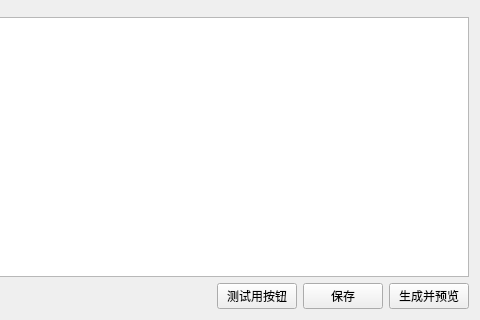
Above: testwidget.ui from Deviluna/MediaIDE_free before the change; both pictures show x 395 to 875 and y 137 to 457 of the 875 by 457 pixel window. Below: the same form after it.
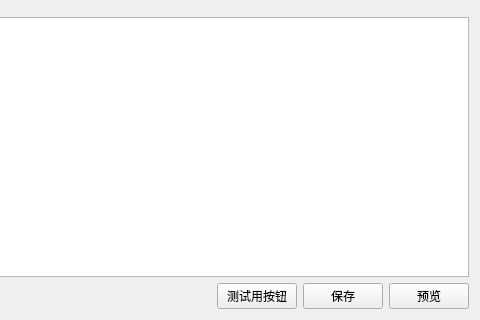
That is the form after the change.

The edit to the form file:
```diff
--- a/testwidget.ui
+++ b/testwidget.ui
@@ -246,7 +246,7 @@
      <item>
       <widget class="QPushButton" name="pushButton_4">
        <property name="text">
-        <string>生成并预览</string>
+        <string>预览</string>
        </property>
       </widget>
      </item>
```
